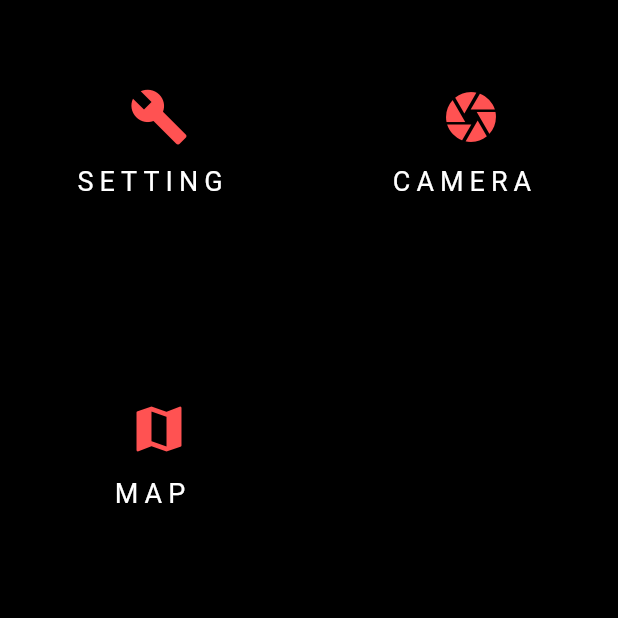
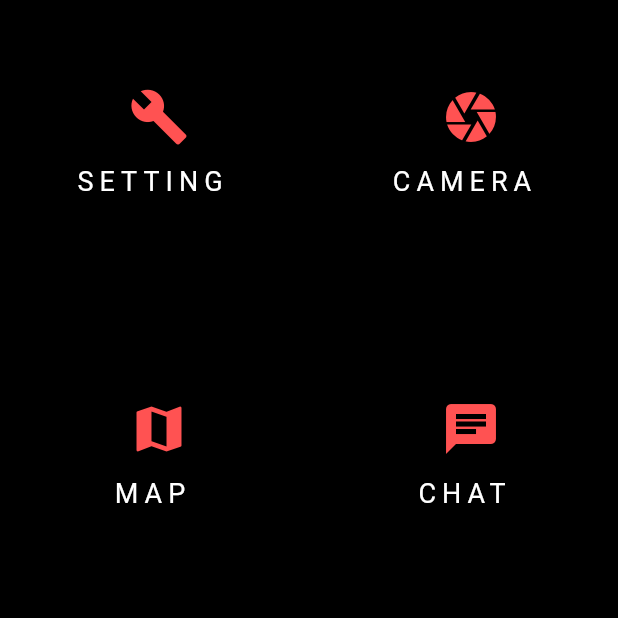
Before and after one commit to zhangdoa/Unboungo, a Flutter app: the screen it shows after launch, after a tap on "Facebook", on a phone screen of 412 x 824 dp, the top half of it. Run offline on Flutter 3.47's test engine with Material 2 defaults, Android fonts, the phone set to English and light mode, and no system bars; our stand-ins replace camera, cloud_firestore, device_info, firebase_auth, firebase_core, flutter_map and 3 more; accounts and stored records are empty.

Commit message:
Organised project manifest data.
Added location feature in map page/Added map provider choosing feature/Replaced all the theme specific variable to a global configure/Add back chat page with unified theme/Added logo and version data.

```diff
--- a/lib/AboutPage.dart
+++ b/lib/AboutPage.dart
@@ -1,6 +1,8 @@
 import 'package:flutter/material.dart';
 
 import 'package:unboungo/WidgetBuilders.dart';
+
+import 'package:unboungo/Theme.dart';
 
 class AboutPage extends StatefulWidget {
   @override
@@ -12,9 +14,24 @@ class AboutPageState extends State<AboutPage> {
   Widget build(BuildContext context) {
     return Container(
         decoration: BoxDecoration(
-          color: Colors.black,
+          color: getThemeData().backgroundColor,
         ),
-        child: buildCenterLogo(
-            'ABOUT', 20.0, Icons.adb, Colors.redAccent));
+        child: Column(
+          children: <Widget>[
+            buildCenterLogo(
+            'ABOUT', 20.0, Icons.adb, getThemeData().accentColor),
+            Divider(height: 12.0),
+            Text(
+              "Copyright (c) 2019 zhangdoa",
+              style: new TextStyle(
+                color: Colors.white,
+                fontSize: 18.0,
+                letterSpacing: 1.0,
+              ),
+              textAlign: TextAlign.center,
+            )
+          ]
+        )
+    );
   }
 }
--- a/lib/LogInPage.dart
+++ b/lib/LogInPage.dart
@@ -25,23 +25,23 @@ class LogInPageState extends State<LogInPage> implements UserAccountPresenter {
   Widget build(BuildContext context) {
     return Container(
       decoration: BoxDecoration(
-        color: Colors.black,
+        color: getThemeData().backgroundColor,
       ),
       child: new Column(
         children: <Widget>[
-          buildCenterLogo('UNBOUNGO', 24.0, Icons.device_hub, Colors.redAccent),
+          buildCenterLogo('UNBOUNGO', 24.0, Icons.device_hub, getThemeData().accentColor),
           buildLoadingCircularProgressIndicator(),
-          buildLabel("EMAIL", Colors.redAccent),
+          buildLabel("EMAIL", getThemeData().accentColor),
           buildInputFieldContainer('example@example.com', _textController),
           Divider(
             height: 24.0,
           ),
-          buildLabel("PASSWORD", Colors.redAccent),
+          buildLabel("PASSWORD", getThemeData().accentColor),
           buildInputFieldContainer('********', _textController),
           Divider(
             height: 24.0,
           ),
-          buildRoundButton('Log in', Colors.redAccent, signInWithEmail),
+          buildRoundButton('Log in', getThemeData().accentColor, signInWithEmail),
           Divider(
             height: 24.0,
           ),
@@ -88,7 +88,7 @@ Widget buildLoadingCircularProgressIndicator() {
     child: Center(
       child: CircularProgressIndicator(
           valueColor:
-          AlwaysStoppedAnimation<Color>(kDefaultTheme.accentColor)),
+          AlwaysStoppedAnimation<Color>(getThemeData().accentColor)),
     ),
     color: Colors.white.withOpacity(1.0),
   )
--- a/lib/LogInScreen.dart
+++ b/lib/LogInScreen.dart
@@ -1,5 +1,4 @@
 import 'package:flutter/material.dart';
-import 'package:flutter/foundation.dart';
 import 'package:flutter/cupertino.dart';
 
 import 'package:unboungo/LogInPage.dart';
@@ -19,7 +18,6 @@ class LogInScreenState extends State<LogInScreen> {
   Widget build(BuildContext context) {
     return new MaterialApp(
         title: "Unboungo",
-        theme: kDefaultTheme,
         home: Scaffold(
           body: new PageView(children: [
             new LogInPage(),
--- a/lib/MainScreen.dart
+++ b/lib/MainScreen.dart
@@ -4,6 +4,7 @@ import 'package:flutter/cupertino.dart';
 import 'package:unboungo/SettingScreen.dart';
 import 'package:unboungo/CameraScreen.dart';
 import 'package:unboungo/MapScreen.dart';
+import 'package:unboungo/ChatScreen.dart';
 
 import 'package:unboungo/Interactor.dart';
 import 'package:unboungo/Presenter.dart';
@@ -28,11 +29,11 @@ class MainScreenState extends State<MainScreen>
   Widget build(BuildContext context) {
     return new MaterialApp(
         title: "Unboungo",
-        theme: kDefaultTheme,
+        theme: getThemeData(),
         home: Scaffold(
             body: Container(
                 decoration: BoxDecoration(
-                  color: Colors.black,
+                  color: getThemeData().backgroundColor,
                 ),
                 child: _buildPageSelectorGridView())));
   }
@@ -44,11 +45,13 @@ class MainScreenState extends State<MainScreen>
       crossAxisSpacing: 4.0,
       children: <Widget>[
         buildPageEntryIconButton(
-            'SETTING', 18.0, Icons.build, Colors.redAccent, _goToSettingPage),
+            'SETTING', 18.0, Icons.build, getThemeData().accentColor, _goToSettingPage),
         buildPageEntryIconButton(
-            'CAMERA', 18.0, Icons.camera, Colors.redAccent, _goToCameraPage),
+            'CAMERA', 18.0, Icons.camera, getThemeData().accentColor, _goToCameraPage),
         buildPageEntryIconButton(
-            'MAP', 18.0, Icons.map, Colors.redAccent, _goToMapPage),
+            'MAP', 18.0, Icons.map, getThemeData().accentColor, _goToMapPage),
+        buildPageEntryIconButton(
+            'CHAT', 18.0, Icons.chat, getThemeData().accentColor, _goToChatPage),
       ],
     );
   }
@@ -75,6 +78,13 @@ class MainScreenState extends State<MainScreen>
     Navigator.push(
       context,
       MaterialPageRoute(builder: (context) => MapScreen()),
+    );
+  }
+
+  void _goToChatPage() {
+    Navigator.push(
+      context,
+      MaterialPageRoute(builder: (context) => ChatScreen()),
     );
   }
 
--- a/lib/MapScreen.dart
+++ b/lib/MapScreen.dart
@@ -1,11 +1,14 @@
 import 'package:flutter/material.dart';
 import 'package:flutter/cupertino.dart';
+import 'package:async/async.dart';
 
 import 'package:unboungo/WidgetBuilders.dart';
-import 'package:flutter_map/flutter_map.dart';
-import 'package:latlong/latlong.dart';
 import 'package:unboungo/Presenter.dart';
 import 'package:unboungo/Theme.dart';
+
+import 'package:flutter_map/flutter_map.dart';
+import 'package:geolocator/geolocator.dart';
+import 'package:latlong/latlong.dart';
 
 class MapScreen extends StatefulWidget {
   @override
@@ -19,15 +22,32 @@ class MapScreenState extends State<MapScreen> implements PagePresenter {
   }
 
   @override
+  void initState() {
+    super.initState();
+  }
+
+  @override
   Widget buildWidget() {
     return MaterialApp(
         title: "MapScreen",
-        theme: kDefaultTheme,
+        theme: getThemeData(),
         home: Scaffold(
+            appBar: AppBar(actions: <Widget>[
+              Row(children: <Widget>[
+                Text("Choose a map provider",
+                    style: new TextStyle(
+                      color: getThemeData().backgroundColor,
+                      fontSize: 16.0,
+                      letterSpacing: 0.0,
+                    )),
+                buildDropdownButton(
+                    _mapProvider.keys.toList(), onMapProviderChanged, 16.0)
+              ])
+            ]),
             key: _scaffoldKey,
             body: Container(
                 decoration: BoxDecoration(
-                  color: Colors.black,
+                  color: getThemeData().backgroundColor,
                 ),
                 child:
                     _isLoadedMap ? _buildMapWidget() : _buildInitialPage())));
@@ -36,16 +56,17 @@ class MapScreenState extends State<MapScreen> implements PagePresenter {
   Column _buildInitialPage() {
     return Column(
       children: <Widget>[
-        buildCenterLogo('MAP', 20.0, Icons.map, Colors.redAccent),
+        buildCenterLogo('MAP', 20.0, Icons.map, getThemeData().accentColor),
         Divider(
           height: 24.0,
         ),
-        buildRoundButton('Open Map', Colors.redAccent, _prepareMap),
+        buildRoundButton('Open Map', getThemeData().accentColor, _prepareMap),
       ],
     );
   }
 
   Future<bool> _prepareMap() async {
+    await _getLatestLocation();
     setState(() {
       _isLoadedMap = true;
     });
@@ -57,22 +78,23 @@ class MapScreenState extends State<MapScreen> implements PagePresenter {
       Flexible(
           child: FlutterMap(
         options: MapOptions(
-          center: london,
+          center: LatLng(_pos.latitude, _pos.longitude),
           zoom: 1.0,
         ),
         layers: [
-          TileLayerOptions(urlTemplate: _url5, subdomains: ['a', 'b', 'c']),
+          TileLayerOptions(
+              urlTemplate:_mapProvider[_currentMapProvider], subdomains: ['a', 'b', 'c']),
           MarkerLayerOptions(
             markers: [
               Marker(
-                  width: 30.0,
-                  height: 30.0,
-                  point: LatLng(0.0, 0.0),
+                  width: 40.0,
+                  height: 40.0,
+                  point: LatLng(_pos.latitude, _pos.longitude),
                   builder: (ctx) => Container(
                       child: new GestureDetector(
                           onTap: () {
                             _scaffoldKey.currentState.showSnackBar(new SnackBar(
-                              content: new Text("Tapped"),
+                              content: new Text("I am here in (" + _pos.latitude.toString() + ", " + _pos.longitude.toString() + ")!"),
                             ));
                           },
                           child: new FlutterLogo(colors: Colors.red)))),
@@ -80,24 +102,40 @@ class MapScreenState extends State<MapScreen> implements PagePresenter {
           ),
         ],
       )),
-      buildLabel('Map', Colors.redAccent)
+      buildLabel("Using map data from: " + _currentMapProvider, getThemeData().accentColor)
     ]);
   }
 
+  void onMapProviderChanged(newProvider) {
+    setState(() {
+      _currentMapProvider = newProvider;
+    });
+  }
+
+  void _getLatestLocation() async {
+    _pos = await Geolocator()
+        .getCurrentPosition(desiredAccuracy: LocationAccuracy.high);
+    setState(() {});
+  }
+
   bool _isLoadedMap = false;
-  String _url1 = 'https://{s}.tile.openstreetmap.org/{z}/{x}/{y}';
-  String _url2 =
-      'https://server.arcgisonline.com/ArcGIS/rest/services/Specialty/DeLorme_World_Base_Map/MapServer/tile/{z}/{y}/{x}';
-  String _url3 =
-      'https://server.arcgisonline.com/ArcGIS/rest/services/World_Topo_Map/MapServer/tile/{z}/{y}/{x}';
-  String _url4 =
-      'https://server.arcgisonline.com/ArcGIS/rest/services/NatGeo_World_Map/MapServer/tile/{z}/{y}/{x}';
-  String _url5 =
-      'https://server.arcgisonline.com/ArcGIS/rest/services/World_Imagery/MapServer/tile/{z}/{y}/{x}';
 
+  static var _mapProvider = {
+    'OpenStreetMap.Mapnik': 'https://{s}.tile.openstreetmap.org/{z}/{x}/{y}',
+    'Esri.DeLorme':
+        'https://server.arcgisonline.com/ArcGIS/rest/services/Specialty/DeLorme_World_Base_Map/MapServer/tile/{z}/{y}/{x}',
+    'Esri.WorldTopoMap':
+        'https://server.arcgisonline.com/ArcGIS/rest/services/World_Topo_Map/MapServer/tile/{z}/{y}/{x}',
+    'Esri.NatGeoWorldMap':
+        'https://server.arcgisonline.com/ArcGIS/rest/services/NatGeo_World_Map/MapServer/tile/{z}/{y}/{x}',
+    'Esri.WorldImagery':
+        'https://server.arcgisonline.com/ArcGIS/rest/services/World_Imagery/MapServer/tile/{z}/{y}/{x}'
+  };
+
+  static String _currentMapProvider = 'Esri.NatGeoWorldMap';
   static LatLng london = new LatLng(51.5, -0.09);
   static LatLng paris = new LatLng(48.8566, 2.3522);
   static LatLng dublin = new LatLng(53.3498, -6.2603);
-
+  Position _pos;
   final GlobalKey<ScaffoldState> _scaffoldKey = new GlobalKey<ScaffoldState>();
 }
--- a/lib/Theme.dart
+++ b/lib/Theme.dart
@@ -1,13 +1,9 @@
 import 'package:flutter/material.dart';
 
-final ThemeData kIOSTheme = new ThemeData(
-  primarySwatch: Colors.green,
-  primaryColor: Colors.black12,
-  backgroundColor: Colors.white70,
-);
-
-final ThemeData kDefaultTheme = new ThemeData(
-  primarySwatch: Colors.green,
-  accentColor: Colors.black12,
-  backgroundColor: Colors.white70,
-);
+ThemeData getThemeData() {
+  return ThemeData(
+    primarySwatch: Colors.red,
+    accentColor: Colors.redAccent,
+    backgroundColor: Colors.black,
+  );
+}
--- a/pubspec.yaml
+++ b/pubspec.yaml
@@ -15,6 +15,7 @@ dependencies:
   device_info: ^0.3.0
   camera:
   flutter_map: ^0.1.4
+  geolocator: '^2.1.1'
 
 dev_dependencies:
   flutter_test:
```
Also changed, not shown: lib/CameraScreen.dart (+8 -8 lines), lib/ChatScreen.dart (+15 -22 lines), lib/SettingScreen.dart (+8 -8 lines), lib/WidgetBuilders.dart (+16 -0 lines), pubspec.lock, 8 other files.
